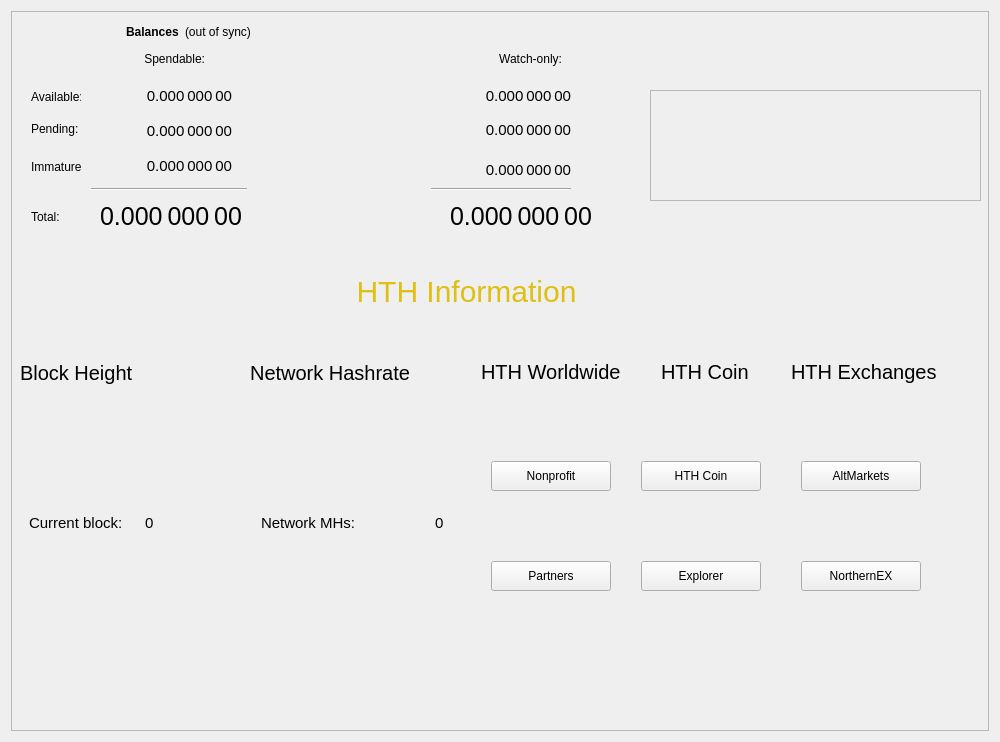
Before: the Qt Designer form src/qt/forms/overviewpage.ui in HTHcoin/helpthehomelesscoin, drawn with Qt 5.
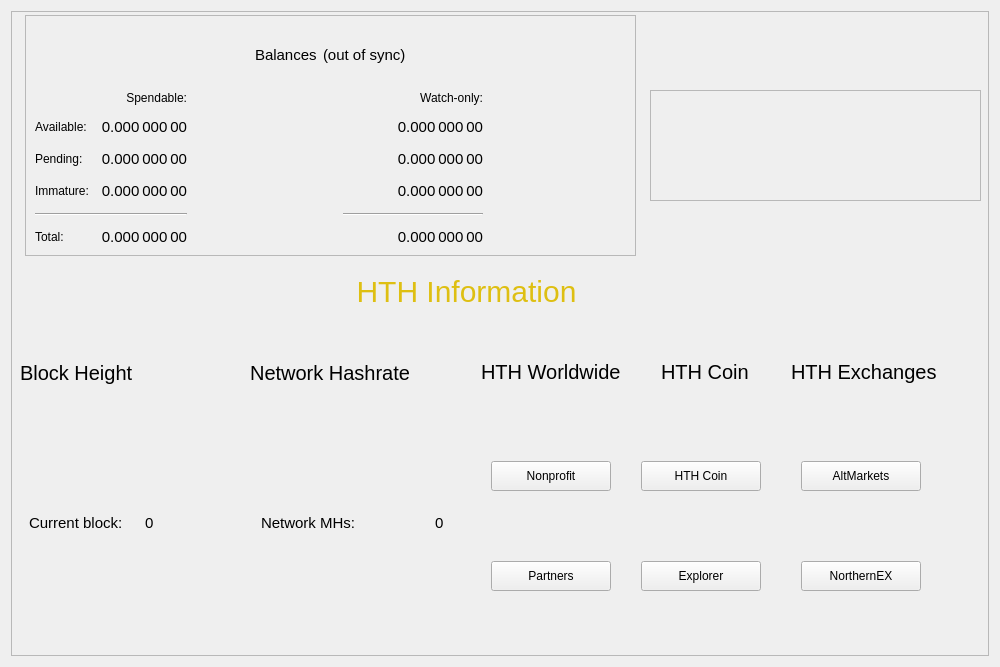
After: the same form once the commit is applied.

The edit to the form file:
```diff
--- a/src/qt/forms/overviewpage.ui
+++ b/src/qt/forms/overviewpage.ui
@@ -7,7 +7,7 @@
     <x>0</x>
     <y>0</y>
     <width>1000</width>
-    <height>742</height>
+    <height>667</height>
    </rect>
   </property>
   <property name="sizePolicy">
@@ -522,64 +522,90 @@
        <enum>QFrame::Raised</enum>
       </property>
      </widget>
-     <widget class="QLabel" name="labelWatchonly">
+     <widget class="QFrame" name="frame_3">
       <property name="geometry">
        <rect>
-        <x>470</x>
-        <y>40</y>
-        <width>81</width>
-        <height>16</height>
+        <x>14</x>
+        <y>4</y>
+        <width>611</width>
+        <height>241</height>
        </rect>
       </property>
-      <property name="text">
-       <string>Watch-only:</string>
+      <property name="frameShape">
+       <enum>QFrame::StyledPanel</enum>
       </property>
-      <property name="alignment">
-       <set>Qt::AlignRight|Qt::AlignTrailing|Qt::AlignVCenter</set>
+      <property name="frameShadow">
+       <enum>QFrame::Raised</enum>
       </property>
-     </widget>
-     <widget class="QLabel" name="labelWatchAvailable">
-      <property name="geometry">
-       <rect>
-        <x>420</x>
-        <y>70</y>
-        <width>140</width>
-        <height>31</height>
-       </rect>
-      </property>
+      <layout class="QVBoxLayout" name="verticalLayout_4">
+       <item>
+        <layout class="QHBoxLayout" name="horizontalLayout_4">
+         <item>
+          <spacer name="horizontalSpacer_8">
+           <property name="orientation">
+            <enum>Qt::Horizontal</enum>
+           </property>
+           <property name="sizeHint" stdset="0">
+            <size>
+             <width>40</width>
+             <height>20</height>
+            </size>
+           </property>
+          </spacer>
+         </item>
+         <item>
+          <widget class="QLabel" name="label_5">
       <property name="font">
        <font>
         <pointsize>-1</pointsize>
        </font>
       </property>
-      <property name="cursor">
-       <cursorShape>IBeamCursor</cursorShape>
-      </property>
+           <property name="styleSheet">
+            <string notr="true">font-size: 15px</string>
+           </property>
+           <property name="text">
+            <string>Balances</string>
+           </property>
+          </widget>
+         </item>
+         <item>
+          <widget class="QLabel" name="labelWalletStatus">
       <property name="toolTip">
        <string>Your current balance in watch-only addresses</string>
       </property>
       <property name="styleSheet">
-       <string notr="true">font-size: 15px;</string>
+            <string notr="true">font-size: 15px</string>
       </property>
       <property name="text">
-       <string notr="true">0.000 000 00</string>
+            <string notr="true">(out of sync)</string>
       </property>
       <property name="alignment">
-       <set>Qt::AlignRight|Qt::AlignTrailing|Qt::AlignVCenter</set>
-      </property>
-      <property name="textInteractionFlags">
-       <set>Qt::LinksAccessibleByMouse|Qt::TextSelectableByKeyboard|Qt::TextSelectableByMouse</set>
-      </property>
-     </widget>
-     <widget class="QLabel" name="labelWatchPending">
-      <property name="geometry">
-       <rect>
-        <x>420</x>
-        <y>110</y>
-        <width>140</width>
-        <height>16</height>
-       </rect>
-      </property>
+            <set>Qt::AlignLeading|Qt::AlignLeft|Qt::AlignVCenter</set>
+           </property>
+          </widget>
+         </item>
+         <item>
+          <spacer name="horizontalSpacer_3">
+           <property name="orientation">
+            <enum>Qt::Horizontal</enum>
+           </property>
+           <property name="sizeHint" stdset="0">
+            <size>
+             <width>40</width>
+             <height>20</height>
+            </size>
+           </property>
+          </spacer>
+         </item>
+        </layout>
+       </item>
+       <item>
+        <layout class="QGridLayout" name="gridLayout">
+         <property name="spacing">
+          <number>12</number>
+         </property>
+         <item row="2" column="1">
+          <widget class="QLabel" name="labelUnconfirmed">
       <property name="font">
        <font>
         <pointsize>-1</pointsize>
@@ -592,7 +618,7 @@
        <string>Unconfirmed transactions to watch-only addresses</string>
       </property>
       <property name="styleSheet">
-       <string notr="true">font-size: 15px;</string>
+            <string notr="true">font-size: 15px</string>
       </property>
       <property name="text">
        <string notr="true">0.000 000 00</string>
@@ -604,15 +630,9 @@
        <set>Qt::LinksAccessibleByMouse|Qt::TextSelectableByKeyboard|Qt::TextSelectableByMouse</set>
       </property>
      </widget>
+         </item>
+         <item row="3" column="3">
      <widget class="QLabel" name="labelWatchImmature">
-      <property name="geometry">
-       <rect>
-        <x>420</x>
-        <y>150</y>
-        <width>140</width>
-        <height>16</height>
-       </rect>
-      </property>
       <property name="font">
        <font>
         <pointsize>-1</pointsize>
@@ -637,48 +657,16 @@
        <set>Qt::LinksAccessibleByMouse|Qt::TextSelectableByKeyboard|Qt::TextSelectableByMouse</set>
       </property>
      </widget>
-     <widget class="QLabel" name="labelWatchTotal">
-      <property name="geometry">
-       <rect>
-        <x>400</x>
-        <y>190</y>
-        <width>181</width>
-        <height>31</height>
-       </rect>
-      </property>
-      <property name="font">
-       <font>
-        <pointsize>-1</pointsize>
-       </font>
-      </property>
-      <property name="cursor">
-       <cursorShape>IBeamCursor</cursorShape>
-      </property>
-      <property name="toolTip">
-       <string>Current total balance in watch-only addresses</string>
-      </property>
-      <property name="styleSheet">
-       <string notr="true">font-size: 25px;</string>
-      </property>
-      <property name="text">
-       <string notr="true">0.000 000 00</string>
-      </property>
-      <property name="alignment">
-       <set>Qt::AlignRight|Qt::AlignTrailing|Qt::AlignVCenter</set>
-      </property>
-      <property name="textInteractionFlags">
-       <set>Qt::LinksAccessibleByMouse|Qt::TextSelectableByKeyboard|Qt::TextSelectableByMouse</set>
-      </property>
-     </widget>
+         </item>
+         <item row="4" column="0" colspan="2">
+          <widget class="Line" name="lineSpendableBalance">
+           <property name="orientation">
+            <enum>Qt::Horizontal</enum>
+           </property>
+          </widget>
+         </item>
+         <item row="4" column="3">
      <widget class="Line" name="lineWatchBalance">
-      <property name="geometry">
-       <rect>
-        <x>420</x>
-        <y>170</y>
-        <width>140</width>
-        <height>16</height>
-       </rect>
-      </property>
       <property name="sizePolicy">
        <sizepolicy hsizetype="Preferred" vsizetype="Fixed">
         <horstretch>0</horstretch>
@@ -695,15 +683,151 @@
        <enum>Qt::Horizontal</enum>
       </property>
      </widget>
+         </item>
+         <item row="2" column="3">
+          <widget class="QLabel" name="labelWatchPending">
+           <property name="font">
+            <font>
+             <pointsize>-1</pointsize>
+            </font>
+           </property>
+           <property name="cursor">
+            <cursorShape>IBeamCursor</cursorShape>
+           </property>
+           <property name="toolTip">
+            <string>Unconfirmed transactions to watch-only addresses</string>
+           </property>
+           <property name="styleSheet">
+            <string notr="true">font-size: 15px</string>
+           </property>
+           <property name="text">
+            <string notr="true">0.000 000 00</string>
+           </property>
+           <property name="alignment">
+            <set>Qt::AlignRight|Qt::AlignTrailing|Qt::AlignVCenter</set>
+           </property>
+           <property name="textInteractionFlags">
+            <set>Qt::LinksAccessibleByMouse|Qt::TextSelectableByKeyboard|Qt::TextSelectableByMouse</set>
+           </property>
+          </widget>
+         </item>
+         <item row="5" column="3">
+          <widget class="QLabel" name="labelWatchTotal">
+           <property name="font">
+            <font>
+             <pointsize>-1</pointsize>
+            </font>
+           </property>
+           <property name="cursor">
+            <cursorShape>IBeamCursor</cursorShape>
+           </property>
+           <property name="toolTip">
+            <string>Current total balance in watch-only addresses</string>
+           </property>
+           <property name="styleSheet">
+            <string notr="true">font-size: 15px</string>
+           </property>
+           <property name="text">
+            <string notr="true">0.000 000 00</string>
+           </property>
+           <property name="alignment">
+            <set>Qt::AlignRight|Qt::AlignTrailing|Qt::AlignVCenter</set>
+           </property>
+           <property name="textInteractionFlags">
+            <set>Qt::LinksAccessibleByMouse|Qt::TextSelectableByKeyboard|Qt::TextSelectableByMouse</set>
+           </property>
+          </widget>
+         </item>
+         <item row="1" column="0">
+          <widget class="QLabel" name="labelBalanceText">
+           <property name="text">
+            <string>Available:</string>
+           </property>
+          </widget>
+         </item>
+         <item row="3" column="0">
+          <widget class="QLabel" name="labelImmatureText">
+           <property name="text">
+            <string>Immature:</string>
+           </property>
+          </widget>
+         </item>
+         <item row="1" column="1">
+          <widget class="QLabel" name="labelBalance">
+           <property name="font">
+            <font>
+             <pointsize>-1</pointsize>
+            </font>
+           </property>
+           <property name="cursor">
+            <cursorShape>IBeamCursor</cursorShape>
+           </property>
+           <property name="toolTip">
+            <string>Your current spendable balance</string>
+           </property>
+           <property name="styleSheet">
+            <string notr="true">font-size: 15px</string>
+           </property>
+           <property name="text">
+            <string notr="true">0.000 000 00</string>
+           </property>
+           <property name="alignment">
+            <set>Qt::AlignRight|Qt::AlignTrailing|Qt::AlignVCenter</set>
+           </property>
+           <property name="textInteractionFlags">
+            <set>Qt::LinksAccessibleByMouse|Qt::TextSelectableByKeyboard|Qt::TextSelectableByMouse</set>
+           </property>
+          </widget>
+         </item>
+         <item row="2" column="4">
+          <spacer name="horizontalSpacer_2">
+           <property name="orientation">
+            <enum>Qt::Horizontal</enum>
+           </property>
+           <property name="sizeHint" stdset="0">
+            <size>
+             <width>40</width>
+             <height>20</height>
+            </size>
+           </property>
+          </spacer>
+         </item>
+         <item row="1" column="3">
+          <widget class="QLabel" name="labelWatchAvailable">
+           <property name="font">
+            <font>
+             <pointsize>-1</pointsize>
+            </font>
+           </property>
+           <property name="cursor">
+            <cursorShape>IBeamCursor</cursorShape>
+           </property>
+           <property name="toolTip">
+            <string>Your current balance in watch-only addresses</string>
+           </property>
+           <property name="styleSheet">
+            <string notr="true">font-size: 15px</string>
+           </property>
+           <property name="text">
+            <string notr="true">0.000 000 00</string>
+           </property>
+           <property name="alignment">
+            <set>Qt::AlignRight|Qt::AlignTrailing|Qt::AlignVCenter</set>
+           </property>
+           <property name="textInteractionFlags">
+            <set>Qt::LinksAccessibleByMouse|Qt::TextSelectableByKeyboard|Qt::TextSelectableByMouse</set>
+           </property>
+          </widget>
+         </item>
+         <item row="2" column="0">
+          <widget class="QLabel" name="labelPendingText">
+           <property name="text">
+            <string>Pending:</string>
+           </property>
+          </widget>
+         </item>
+         <item row="5" column="1">
      <widget class="QLabel" name="labelTotal">
-      <property name="geometry">
-       <rect>
-        <x>20</x>
-        <y>190</y>
-        <width>211</width>
-        <height>31</height>
-       </rect>
-      </property>
       <property name="font">
        <font>
         <pointsize>-1</pointsize>
@@ -716,7 +840,7 @@
        <string>Your current total balance</string>
       </property>
       <property name="styleSheet">
-       <string notr="true">font-size: 25px</string>
+            <string notr="true">font-size: 15px</string>
       </property>
       <property name="text">
        <string notr="true">0.000 000 00</string>
@@ -728,41 +852,36 @@
        <set>Qt::LinksAccessibleByMouse|Qt::TextSelectableByKeyboard|Qt::TextSelectableByMouse</set>
       </property>
      </widget>
-     <widget class="QLabel" name="labelTotalText_3">
-      <property name="geometry">
-       <rect>
-        <x>20</x>
-        <y>190</y>
-        <width>50</width>
-        <height>31</height>
-       </rect>
-      </property>
+         </item>
+         <item row="0" column="1">
+          <widget class="QLabel" name="labelSpendable">
+           <property name="text">
+            <string>Spendable:</string>
+           </property>
+           <property name="alignment">
+            <set>Qt::AlignRight|Qt::AlignTrailing|Qt::AlignVCenter</set>
+           </property>
+          </widget>
+         </item>
+         <item row="0" column="3">
+          <widget class="QLabel" name="labelWatchonly">
+           <property name="text">
+            <string>Watch-only:</string>
+           </property>
+           <property name="alignment">
+            <set>Qt::AlignRight|Qt::AlignTrailing|Qt::AlignVCenter</set>
+           </property>
+          </widget>
+         </item>
+         <item row="5" column="0">
+          <widget class="QLabel" name="labelTotalText">
       <property name="text">
        <string>Total:</string>
       </property>
      </widget>
-     <widget class="Line" name="lineSpendableBalance">
-      <property name="geometry">
-       <rect>
-        <x>80</x>
-        <y>170</y>
-        <width>156</width>
-        <height>16</height>
-       </rect>
-      </property>
-      <property name="orientation">
-       <enum>Qt::Horizontal</enum>
-      </property>
-     </widget>
+         </item>
+         <item row="3" column="1">
      <widget class="QLabel" name="labelImmature">
-      <property name="geometry">
-       <rect>
-        <x>80</x>
-        <y>140</y>
-        <width>141</width>
-        <height>31</height>
-       </rect>
-      </property>
       <property name="font">
        <font>
         <pointsize>-1</pointsize>
@@ -787,165 +906,35 @@
        <set>Qt::LinksAccessibleByMouse|Qt::TextSelectableByKeyboard|Qt::TextSelectableByMouse</set>
       </property>
      </widget>
-     <widget class="QLabel" name="labelUnconfirmed">
-      <property name="geometry">
-       <rect>
-        <x>100</x>
-        <y>110</y>
-        <width>121</width>
-        <height>21</height>
-       </rect>
-      </property>
-      <property name="font">
-       <font>
-        <pointsize>-1</pointsize>
-       </font>
-      </property>
-      <property name="cursor">
-       <cursorShape>IBeamCursor</cursorShape>
-      </property>
-      <property name="toolTip">
-       <string>Total of transactions that have yet to be confirmed, and do not yet count toward the spendable balance</string>
-      </property>
-      <property name="styleSheet">
-       <string notr="true">font-size: 15px</string>
-      </property>
-      <property name="text">
-       <string notr="true">0.000 000 00</string>
-      </property>
-      <property name="alignment">
-       <set>Qt::AlignRight|Qt::AlignTrailing|Qt::AlignVCenter</set>
-      </property>
-      <property name="textInteractionFlags">
-       <set>Qt::LinksAccessibleByMouse|Qt::TextSelectableByKeyboard|Qt::TextSelectableByMouse</set>
-      </property>
-     </widget>
-     <widget class="QLabel" name="labelBalance_2">
-      <property name="geometry">
-       <rect>
-        <x>90</x>
-        <y>70</y>
-        <width>131</width>
-        <height>31</height>
-       </rect>
-      </property>
-      <property name="font">
-       <font>
-        <pointsize>-1</pointsize>
-       </font>
-      </property>
-      <property name="cursor">
-       <cursorShape>IBeamCursor</cursorShape>
-      </property>
-      <property name="toolTip">
-       <string>Your current spendable balance</string>
-      </property>
-      <property name="styleSheet">
-       <string notr="true">font-size: 15px;</string>
-      </property>
-      <property name="text">
-       <string notr="true">0.000 000 00</string>
-      </property>
-      <property name="alignment">
-       <set>Qt::AlignRight|Qt::AlignTrailing|Qt::AlignVCenter</set>
-      </property>
-      <property name="textInteractionFlags">
-       <set>Qt::LinksAccessibleByMouse|Qt::TextSelectableByKeyboard|Qt::TextSelectableByMouse</set>
-      </property>
-     </widget>
-     <widget class="QLabel" name="labelImmatureText_2">
-      <property name="geometry">
-       <rect>
-        <x>20</x>
-        <y>145</y>
-        <width>50</width>
-        <height>21</height>
-       </rect>
-      </property>
-      <property name="text">
-       <string>Immature:</string>
-      </property>
-     </widget>
-     <widget class="QLabel" name="labelPendingText_2">
-      <property name="geometry">
-       <rect>
-        <x>20</x>
-        <y>110</y>
-        <width>50</width>
-        <height>16</height>
-       </rect>
-      </property>
-      <property name="text">
-       <string>Pending:</string>
-      </property>
-     </widget>
-     <widget class="QLabel" name="labelBalanceText_2">
-      <property name="geometry">
-       <rect>
-        <x>20</x>
-        <y>75</y>
-        <width>50</width>
-        <height>21</height>
-       </rect>
-      </property>
-      <property name="text">
-       <string>Available:</string>
-      </property>
-     </widget>
-     <widget class="QLabel" name="labelSpendable">
-      <property name="geometry">
-       <rect>
-        <x>100</x>
-        <y>40</y>
-        <width>94</width>
-        <height>16</height>
-       </rect>
-      </property>
-      <property name="text">
-       <string>Spendable:</string>
-      </property>
-      <property name="alignment">
-       <set>Qt::AlignRight|Qt::AlignTrailing|Qt::AlignVCenter</set>
-      </property>
-     </widget>
-     <widget class="QWidget" name="layoutWidget">
-      <property name="geometry">
-       <rect>
-        <x>115</x>
-        <y>10</y>
-        <width>471</width>
-        <height>22</height>
-       </rect>
-      </property>
-      <layout class="QHBoxLayout" name="horizontalLayout_9">
-       <item>
-        <widget class="QLabel" name="label_7">
-         <property name="font">
-          <font>
-           <weight>75</weight>
-           <bold>true</bold>
-          </font>
-         </property>
-         <property name="text">
-          <string>Balances</string>
-         </property>
-        </widget>
-       </item>
-       <item>
-        <widget class="QLabel" name="labelWalletStatus_2">
-         <property name="toolTip">
-          <string>The displayed information may be out of date. Your wallet automatically synchronizes with the Dash network after a connection is established, but this process has not completed yet.</string>
-         </property>
-         <property name="text">
-          <string notr="true">(out of sync)</string>
-         </property>
-         <property name="alignment">
-          <set>Qt::AlignLeading|Qt::AlignLeft|Qt::AlignVCenter</set>
-         </property>
-        </widget>
-       </item>
-       <item>
-        <spacer name="horizontalSpacer_9">
+         </item>
+         <item row="2" column="2">
+          <spacer name="horizontalSpacer_5">
+           <property name="orientation">
+            <enum>Qt::Horizontal</enum>
+           </property>
+           <property name="sizeHint" stdset="0">
+            <size>
+             <width>40</width>
+             <height>20</height>
+            </size>
+           </property>
+          </spacer>
+         </item>
+         <item row="3" column="2">
+          <spacer name="horizontalSpacer_6">
+           <property name="orientation">
+            <enum>Qt::Horizontal</enum>
+           </property>
+           <property name="sizeHint" stdset="0">
+            <size>
+             <width>40</width>
+             <height>20</height>
+            </size>
+           </property>
+          </spacer>
+         </item>
+         <item row="1" column="2">
+          <spacer name="horizontalSpacer_4">
          <property name="orientation">
           <enum>Qt::Horizontal</enum>
          </property>
@@ -956,6 +945,8 @@
           </size>
          </property>
         </spacer>
+         </item>
+        </layout>
        </item>
       </layout>
      </widget>
```
Left out of the diff: 6 changed lines with no effect on the pictures. Lines whose indentation alone changed are shown as unchanged.
